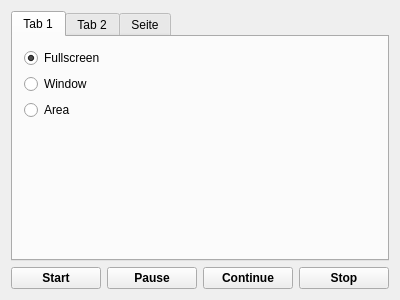
Qt form mainwindow.ui (vkohaupt/vokoscreenNG) before a commit.
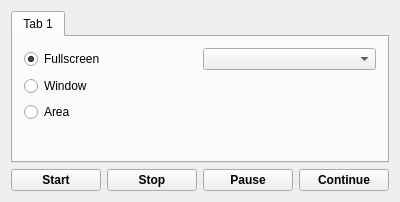
The same form after that commit.

The edit to the form file:
```diff
--- a/mainwindow.ui
+++ b/mainwindow.ui
@@ -7,7 +7,7 @@
     <x>0</x>
     <y>0</y>
     <width>400</width>
-    <height>300</height>
+    <height>202</height>
    </rect>
   </property>
   <property name="windowTitle">
@@ -26,32 +26,8 @@
        </attribute>
        <layout class="QHBoxLayout" name="horizontalLayout_2">
         <item>
-         <layout class="QVBoxLayout" name="verticalLayout_2">
-          <item>
-           <widget class="QRadioButton" name="radioButtonFullscreen">
-            <property name="text">
-             <string>Fullscreen</string>
-            </property>
-            <property name="checked">
-             <bool>true</bool>
-            </property>
-           </widget>
-          </item>
-          <item>
-           <widget class="QRadioButton" name="radioButtonWindow">
-            <property name="text">
-             <string>Window</string>
-            </property>
-           </widget>
-          </item>
-          <item>
-           <widget class="QRadioButton" name="radioButtonArea">
-            <property name="text">
-             <string>Area</string>
-            </property>
-           </widget>
-          </item>
-          <item>
+         <layout class="QGridLayout" name="gridLayout">
+          <item row="3" column="0">
            <spacer name="verticalSpacer">
             <property name="orientation">
              <enum>Qt::Vertical</enum>
@@ -64,20 +40,37 @@
             </property>
            </spacer>
           </item>
+          <item row="0" column="0">
+           <widget class="QRadioButton" name="radioButtonFullscreen">
+            <property name="text">
+             <string>Fullscreen</string>
+            </property>
+            <property name="checked">
+             <bool>true</bool>
+            </property>
+           </widget>
+          </item>
+          <item row="2" column="0">
+           <widget class="QRadioButton" name="radioButtonArea">
+            <property name="text">
+             <string>Area</string>
+            </property>
+           </widget>
+          </item>
+          <item row="1" column="0">
+           <widget class="QRadioButton" name="radioButtonWindow">
+            <property name="text">
+             <string>Window</string>
+            </property>
+           </widget>
+          </item>
+          <item row="0" column="1">
+           <widget class="QComboBox" name="comboBoxScreen"/>
+          </item>
          </layout>
         </item>
        </layout>
       </widget>
-      <widget class="QWidget" name="tab_2">
-       <attribute name="title">
-        <string>Tab 2</string>
-       </attribute>
-      </widget>
-      <widget class="QWidget" name="tab_3">
-       <attribute name="title">
-        <string>Seite</string>
-       </attribute>
-      </widget>
      </widget>
     </item>
     <item>
@@ -95,6 +88,19 @@
         </property>
        </widget>
       </item>
+      <item>
+       <widget class="QPushButton" name="pushButtonStop">
+        <property name="font">
+         <font>
+          <weight>75</weight>
+          <bold>true</bold>
+         </font>
+        </property>
+        <property name="text">
+         <string>Stop</string>
+        </property>
+       </widget>
+      </item>
       <item>
        <widget class="QPushButton" name="pushButtonPause">
         <property name="font">
@@ -121,19 +127,6 @@
         </property>
        </widget>
       </item>
-      <item>
-       <widget class="QPushButton" name="pushButtonStop">
-        <property name="font">
-         <font>
-          <weight>75</weight>
-          <bold>true</bold>
-         </font>
-        </property>
-        <property name="text">
-         <string>Stop</string>
-        </property>
-       </widget>
-      </item>
      </layout>
     </item>
    </layout>
```
